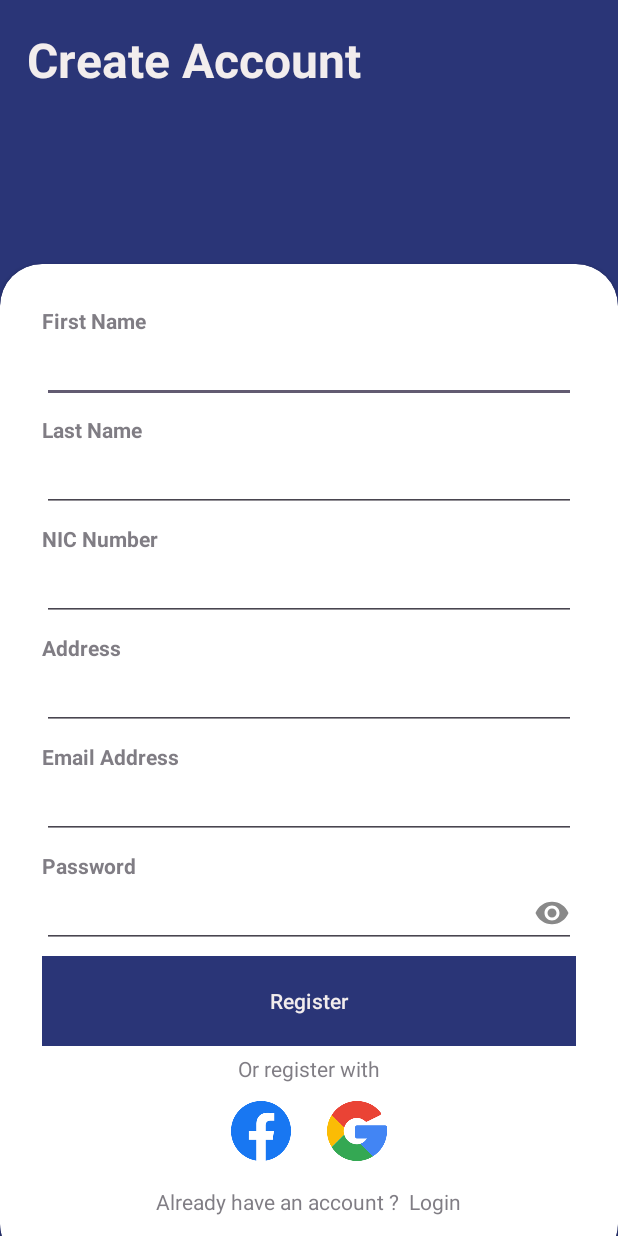
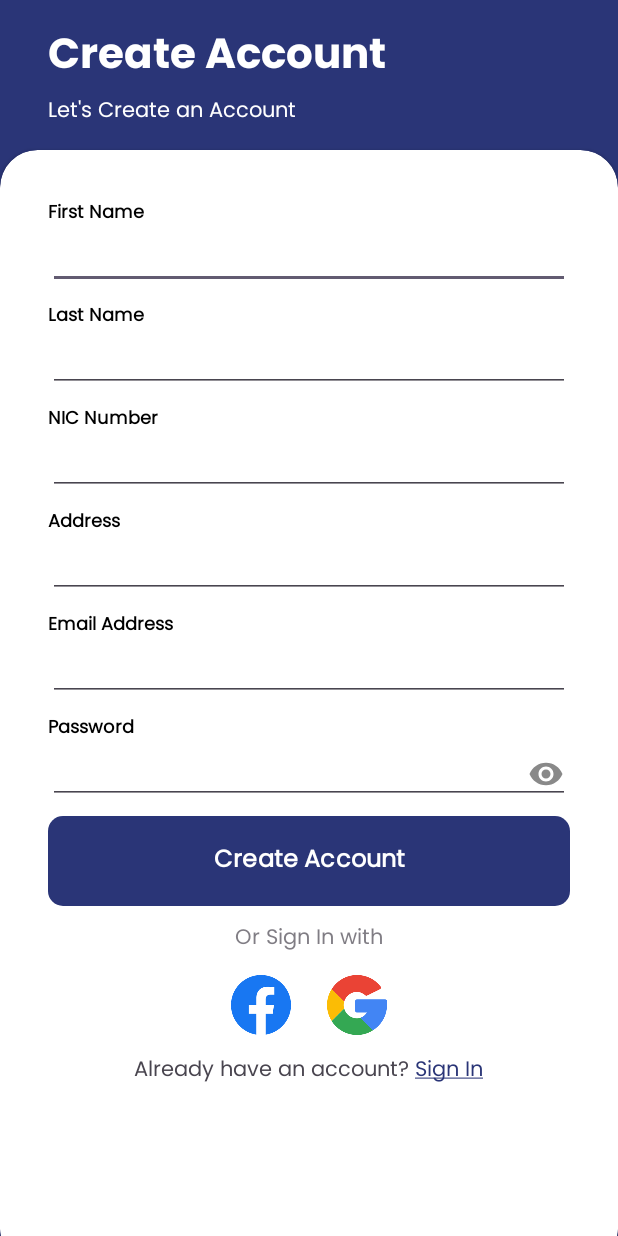
Before and after one commit to IT21203176/E-Commerce-Mobile-Application, an Android app: the RegisterActivity screen opened directly, with no data from a screen before it, on a phone screen of 412 x 824 dp. Run offline under Robolectric (Android 15) with nearby library versions, the phone set to English and light mode, and no system bars.

Commit message:
SignUp to Login Nav Commit

```diff
--- a/app/src/main/java/com/example/ecommerce_mobile_app/LoginActivity.kt
+++ b/app/src/main/java/com/example/ecommerce_mobile_app/LoginActivity.kt
@@ -9,10 +9,7 @@ import android.text.method.LinkMovementMethod
 import android.text.style.ClickableSpan
 import android.view.View
 import android.widget.TextView
-import androidx.activity.enableEdgeToEdge
 import androidx.appcompat.app.AppCompatActivity
-import androidx.core.view.ViewCompat
-import androidx.core.view.WindowInsetsCompat
 
 class LoginActivity : AppCompatActivity() {
     override fun onCreate(savedInstanceState: Bundle?) {
@@ -37,8 +34,8 @@ class LoginActivity : AppCompatActivity() {
         }
 
         // Find the start and end of "Register Now" in the string
-        val start = spannableString.toString().indexOf("Register Now")
-        val end = start + "Register Now".length
+        val start = spannableString.toString().indexOf("Sign Up for Free")
+        val end = start + "Sign Up for Free".length
 
         // Apply the clickable span to the "Register Now" part of the text
         spannableString.setSpan(clickableSpan, start, end, Spanned.SPAN_EXCLUSIVE_EXCLUSIVE)
--- a/app/src/main/java/com/example/ecommerce_mobile_app/RegisterActivity.kt
+++ b/app/src/main/java/com/example/ecommerce_mobile_app/RegisterActivity.kt
@@ -1,20 +1,52 @@
 package com.example.ecommerce_mobile_app
 
+import android.content.Intent
 import android.os.Bundle
+import android.text.SpannableString
+import android.text.Spanned
+import android.text.method.LinkMovementMethod
+import android.text.style.ClickableSpan
+import android.view.View
+import android.widget.TextView
 import androidx.activity.enableEdgeToEdge
 import androidx.appcompat.app.AppCompatActivity
+import androidx.core.text.HtmlCompat
 import androidx.core.view.ViewCompat
 import androidx.core.view.WindowInsetsCompat
 
 class RegisterActivity : AppCompatActivity() {
     override fun onCreate(savedInstanceState: Bundle?) {
         super.onCreate(savedInstanceState)
-        enableEdgeToEdge()
         setContentView(R.layout.activity_register)
-        ViewCompat.setOnApplyWindowInsetsListener(findViewById(R.id.main)) { v, insets ->
-            val systemBars = insets.getInsets(WindowInsetsCompat.Type.systemBars())
-            v.setPadding(systemBars.left, systemBars.top, systemBars.right, systemBars.bottom)
-            insets
+
+        val loginTextView: TextView = findViewById(R.id.login_txt)
+
+        // Set the text from the string resource with HTML tags
+        val text = HtmlCompat.fromHtml(getString(R.string.sign_in_choice),HtmlCompat.FROM_HTML_MODE_LEGACY)
+
+        // Create a SpannableString from the parsed HTML string
+        val spannableString = SpannableString(text)
+
+        // Create a clickable span for "Sign In"
+        val clickableSpan = object : ClickableSpan() {
+            override fun onClick(widget: View) {
+                // Navigate to LoginActivity
+                val intent = Intent(this@RegisterActivity, LoginActivity::class.java)
+                startActivity(intent)
+            }
         }
+
+        // Find the start and end of "Sign In" in the string
+        val start =  spannableString.toString().indexOf("Sign In")
+        val end = start + "Sign In".length
+
+        // Apply the clickable span to the "Sign In" part of the text
+        spannableString.setSpan(clickableSpan, start, end, Spanned.SPAN_EXCLUSIVE_EXCLUSIVE)
+
+        // Set the modified spannable string to the TextView
+        loginTextView.text = spannableString
+
+        // Enable movement method to make the link clickable
+        loginTextView.movementMethod = LinkMovementMethod.getInstance()
     }
 }
--- /dev/null
+++ b/app/src/main/res/drawable/rounded_top_corners.xml
@@ -0,0 +1,9 @@
+<?xml version="1.0" encoding="utf-8"?>
+<shape xmlns:android="http://schemas.android.com/apk/res/android">
+    <solid android:color="@color/white"/>
+
+    <corners android:topLeftRadius="20dp"
+        android:topRightRadius="20dp"
+        android:bottomLeftRadius="0dp"
+        android:bottomRightRadius="0dp"/>
+</shape>
--- a/app/src/main/res/layout/activity_login.xml
+++ b/app/src/main/res/layout/activity_login.xml
@@ -139,14 +139,16 @@
                 android:layout_height="10dp"/>
 
             <com.google.android.material.button.MaterialButton
+                android:id="@+id/signin_btn"
                 android:layout_width="match_parent"
                 android:layout_height="60dp"
                 android:background="@drawable/dark_moderate_blue_bg"
                 android:fontFamily="@font/poppins"
-                android:text="Login"
+                android:text="@string/sign_in"
                 android:textColor="@color/white"
                 android:textSize="16sp"
-                android:textStyle="bold" />
+                android:textStyle="bold"
+                android:clickable="true"/>
 
             <View
                 android:layout_width="wrap_content"
@@ -193,6 +195,7 @@
                 android:layout_height="wrap_content"
                 android:layout_gravity="center"
                 android:fontFamily="@font/poppins"
+                android:clickable="true"
                 android:text="@string/signup_choice" />
 
             <View
@@ -201,6 +204,5 @@
 
         </LinearLayout>
 
-
     </androidx.cardview.widget.CardView>
 </RelativeLayout>
--- a/app/src/main/res/layout/activity_register.xml
+++ b/app/src/main/res/layout/activity_register.xml
@@ -8,175 +8,190 @@
     android:layout_height="match_parent"
     tools:context=".LoginActivity">
 
-    <RelativeLayout
+
+    <androidx.constraintlayout.widget.ConstraintLayout
+        android:id="@+id/constraintLayout4"
         android:layout_width="match_parent"
-        android:layout_height="match_parent" />
-
-    <LinearLayout
-        android:layout_width="match_parent"
-        android:layout_height="match_parent"
-        android:layout_above="@id/card_view"
-        android:orientation="vertical"
-        android:padding="18dp">
+        android:layout_height="100dp"
+        android:paddingBottom="16dp">
 
         <TextView
+            android:id="@+id/textView10"
             android:layout_width="wrap_content"
             android:layout_height="wrap_content"
-            android:text="Create Account "
-            android:textColor="@color/grey_bg"
-            android:textSize="32dp"
-            android:textStyle="bold" />
+            android:layout_marginStart="32dp"
+            android:layout_marginTop="8dp"
+            android:fontFamily="@font/poppins_bold"
+            android:text="@string/signup"
+            android:textColor="@color/white"
+            android:textSize="28sp"
+            app:layout_constraintBottom_toBottomOf="parent"
+            app:layout_constraintStart_toStartOf="parent"
+            app:layout_constraintTop_toTopOf="parent"
+            app:layout_constraintVertical_bias="0.222" />
 
-        <!--        <TextView-->
-        <!--            android:layout_width="wrap_content"-->
-        <!--            android:layout_height="wrap_content"-->
-        <!--            android:alpha="0.7"-->
-        <!--            android:text="Let's create account together "-->
-        <!--            android:textColor="@color/bg_color" />-->
+        <TextView
+            android:id="@+id/textView23"
+            android:layout_width="wrap_content"
+            android:layout_height="wrap_content"
+            android:fontFamily="@font/poppins"
+            android:text="@string/signup_description"
+            android:textColor="@color/white"
+            android:textSize="14sp"
+            app:layout_constraintStart_toStartOf="@+id/textView10"
+            app:layout_constraintTop_toBottomOf="@+id/textView10" />
 
-    </LinearLayout>
+    </androidx.constraintlayout.widget.ConstraintLayout>
 
     <androidx.cardview.widget.CardView
         android:layout_width="match_parent"
         android:layout_height="wrap_content"
+        android:layout_below="@+id/constraintLayout4"
         android:layout_alignParentBottom="true"
-        app:cardCornerRadius="28dp"
-        android:layout_marginBottom="-20dp"
-        android:id="@+id/card_view"
-        >
+        app:cardCornerRadius="25dp"
+        android:layout_marginBottom="-20dp" >
+
+
         <LinearLayout
             android:layout_width="match_parent"
-            android:layout_height="wrap_content"
+            android:layout_height="match_parent"
             android:orientation="vertical"
-            android:padding="28dp">
+            android:paddingStart="32dp"
+            android:paddingTop="32sp"
+            android:paddingEnd="32sp"
+            android:paddingBottom="20sp">
+
+            <TextView
+                android:id="@+id/f_name"
+                android:layout_width="match_parent"
+                android:layout_height="wrap_content"
+                android:fontFamily="@font/poppins"
+                android:text="@string/f_name"
+                android:textColor="@color/black"
+                android:textSize="12sp"
+                android:textStyle="bold" />
+
+            <EditText
+                android:id="@+id/f_name_input"
+                android:layout_width="match_parent"
+                android:layout_height="40dp"
+                android:autofillHints="name"
+                android:inputType="text" />
+
+            <TextView
+                android:id="@+id/l_name"
+                android:layout_width="match_parent"
+                android:layout_height="wrap_content"
+                android:layout_marginTop="8sp"
+                android:fontFamily="@font/poppins"
+                android:text="@string/l_name"
+                android:textColor="@color/black"
+                android:textSize="12sp"
+                android:textStyle="bold" />
+
+            <EditText
+                android:id="@+id/l_name_input"
+                android:layout_width="match_parent"
+                android:layout_height="40dp"
+                android:autofillHints="name"
+                android:inputType="text" />
+
+            <TextView
+                android:id="@+id/nic_no"
+                android:layout_width="match_parent"
+                android:layout_height="wrap_content"
+                android:layout_marginTop="8sp"
+                android:fontFamily="@font/poppins"
+                android:text="@string/nic"
+                android:textColor="@color/black"
+                android:textSize="12sp"
+                android:textStyle="bold" />
+
+            <EditText
+                android:id="@+id/nic_input"
+                android:layout_width="match_parent"
+                android:layout_height="40dp"
+                android:autofillHints="name"
+                android:inputType="text" />
+
+            <TextView
+                android:id="@+id/address"
+                android:layout_width="match_parent"
+                android:layout_height="wrap_content"
+                android:layout_marginTop="8sp"
+                android:fontFamily="@font/poppins"
+                android:text="@string/address"
+                android:textColor="@color/black"
+                android:textSize="12sp"
+                android:textStyle="bold" />
+
+            <EditText
+                android:id="@+id/address_input"
+                android:layout_width="match_parent"
+                android:layout_height="40dp"
+                android:autofillHints="postalAddress"
+                android:inputType="textPostalAddress" />
+
+            <TextView
+                android:id="@+id/email_add"
+                android:layout_width="match_parent"
+                android:layout_height="wrap_content"
+                android:layout_marginTop="8sp"
+                android:fontFamily="@font/poppins"
+                android:text="@string/email_address"
+                android:textColor="@color/black"
+                android:textSize="12sp"
+                android:textStyle="bold" />
+
+            <EditText
+                android:id="@+id/email_input"
+                android:layout_width="match_parent"
+                android:layout_height="40dp"
+                android:autofillHints="emailAddress"
+                android:inputType="textEmailAddress" />
+
+            <TextView
+                android:id="@+id/passwrd"
+                android:layout_width="match_parent"
+                android:layout_height="wrap_content"
+                android:layout_marginTop="8sp"
+                android:fontFamily="@font/poppins"
+                android:text="@string/pwd"
+                android:textColor="@color/black"
+                android:textSize="12sp"
+                android:textStyle="bold" />
+
+            <EditText
+                android:id="@+id/pwd_input"
+                android:layout_width="match_parent"
+                android:layout_height="40dp"
+                android:layout_marginBottom="8dp"
+                android:autofillHints="password"
+                android:drawableEnd="@drawable/password_icon"
+                android:inputType="textPassword" />
+
+            <com.google.android.material.button.MaterialButton
+                android:id="@+id/signup_btn"
+                android:layout_width="match_parent"
+                android:layout_height="60dp"
+                android:background="@drawable/dark_moderate_blue_bg"
+                android:fontFamily="@font/poppins"
+                android:text="@string/signup"
+                android:textColor="@color/white"
+                android:textSize="16sp"
+                android:textStyle="bold" />
+
+            <View
+                android:layout_width="wrap_content"
+                android:layout_height="10dp"/>
 
             <TextView
                 android:layout_width="wrap_content"
                 android:layout_height="wrap_content"
-                android:text="First Name "
+                android:layout_gravity="center"
                 android:alpha="0.7"
-                android:textStyle="bold"/>
-
-            <EditText
-                android:layout_width="match_parent"
-                android:layout_height="wrap_content"
-                android:inputType="textEmailAddress"
-
-                />
-
-            <View
-                android:layout_width="wrap_content"
-                android:layout_height="8dp"/>
-
-            <TextView
-                android:layout_width="wrap_content"
-                android:layout_height="wrap_content"
-                android:text="Last Name "
-                android:alpha="0.7"
-                android:textStyle="bold"/>
-
-            <EditText
-                android:layout_width="match_parent"
-                android:layout_height="wrap_content"
-                android:inputType="textEmailAddress"
-
-                />
-
-            <View
-                android:layout_width="wrap_content"
-                android:layout_height="8dp"/>
-
-            <TextView
-                android:layout_width="wrap_content"
-                android:layout_height="wrap_content"
-                android:text="NIC Number "
-                android:alpha="0.7"
-                android:textStyle="bold"/>
-
-            <EditText
-                android:layout_width="match_parent"
-                android:layout_height="wrap_content"
-                android:inputType="textEmailAddress"
-
-                />
-
-            <View
-                android:layout_width="wrap_content"
-                android:layout_height="8dp"/>
-
-            <TextView
-                android:layout_width="wrap_content"
-                android:layout_height="wrap_content"
-                android:text="Address "
-                android:alpha="0.7"
-                android:textStyle="bold"/>
-
-            <EditText
-                android:layout_width="match_parent"
-                android:layout_height="wrap_content"
-                android:inputType="textEmailAddress"
-
-                />
-
-            <View
-                android:layout_width="wrap_content"
-                android:layout_height="8dp"/>
-
-            <TextView
-                android:layout_width="wrap_content"
-                android:layout_height="wrap_content"
-                android:text="Email Address"
-                android:alpha="0.7"
-                android:textStyle="bold"/>
-
-            <EditText
-                android:layout_width="match_parent"
-                android:layout_height="wrap_content"
-                android:inputType="textEmailAddress"
-
-                />
-
-            <View
-                android:layout_width="wrap_content"
-                android:layout_height="8dp"/>
-
-            <TextView
-                android:layout_width="wrap_content"
-                android:layout_height="wrap_content"
-                android:text="Password"
-                android:alpha="0.7"
-                android:textStyle="bold"/>
-
-            <EditText
-                android:layout_width="match_parent"
-                android:layout_height="wrap_content"
-                android:inputType="textPassword"
-                android:drawableEnd="@drawable/password_icon"/>
-
-
-
-            <View
-                android:layout_width="wrap_content"
-                android:layout_height="5dp"/>
-
-            <com.google.android.material.button.MaterialButton
-                android:layout_width="match_parent"
-                android:layout_height="60dp"
-                android:text="Register"
-                android:background="@color/dark_moderate_blue"
-                android:textColor="@color/grey_bg"
-                app:cornerRadius="28dp"/>
-
-            <View
-                android:layout_width="wrap_content"
-                android:layout_height="5dp"/>
-
-            <TextView
-                android:layout_width="wrap_content"
-                android:layout_height="wrap_content"
-                android:text="Or register with"
-                android:layout_gravity="center"
-                android:alpha="0.7"/>
+                android:fontFamily="@font/poppins"
+                android:text="@string/choice" />
 
             <LinearLayout
                 android:layout_width="match_parent"
@@ -188,34 +203,30 @@
                     android:layout_width="40dp"
                     android:layout_height="40dp"
                     android:layout_margin="12dp"
-                    android:background="@drawable/fb"/>
+                    android:background="@drawable/fb"
+                    android:contentDescription="@string/fb_icon_description"/>
 
                 <ImageView
                     android:layout_width="40dp"
                     android:layout_height="40dp"
                     android:layout_margin="12dp"
-                    android:background="@drawable/google"/>
+                    android:background="@drawable/google"
+                    android:contentDescription="@string/google_icon_description"/>
 
 
             </LinearLayout>
 
-            <View
-                android:layout_width="wrap_content"
-                android:layout_height="5dp"/>
 
             <TextView
+                android:id="@+id/login_txt"
                 android:layout_width="wrap_content"
                 android:layout_height="wrap_content"
-                android:text="Already have an account ?  Login"
                 android:layout_gravity="center"
-                android:alpha="0.7"/>
-
-            <View
-                android:layout_width="wrap_content"
-                android:layout_height="5dp"/>
+                android:fontFamily="@font/poppins"
+                android:text="@string/sign_in_choice" />
 
         </LinearLayout>
+    </androidx.cardview.widget.CardView>
 
 
-    </androidx.cardview.widget.CardView>
 </RelativeLayout>
--- a/app/src/main/res/values/strings.xml
+++ b/app/src/main/res/values/strings.xml
@@ -36,7 +36,15 @@
     <string name="remember">Remember Me</string>
     <string name="recovery_pwd">Recovery Password</string>
     <string name="choice">Or Sign In with</string>
-    <string name="signup_choice">Don\'t have an account? <b>Register Now</b></string>
+    <string name="signup_choice">Don\'t have an account? <b>Sign Up for Free</b></string>
+    <string name="signup">Create Account</string>
+    <string name="sign_in">Sign In</string>
+    <string name="sign_up">Sign Up</string>
+    <string name="signup_description">Let\'s Create an Account</string>
+    <string name="f_name">First Name</string>
+    <string name="l_name">Last Name</string>
+    <string name="nic">NIC Number</string>
+    <string name="sign_in_choice">Already have an account? <b>Sign In</b></string>
 
     <string name="edit_icon_description">Edit Contact Information</string>
     <string name="phone_icon_description">Phone Icon</string>
@@ -46,5 +54,6 @@
     <string name="login_icon_description">Logo Image</string>
     <string name="fb_icon_description">Fb Image</string>
     <string name="google_icon_description">Google Image</string>
+    <string name="email_description">Email input field</string>
 
 </resources>
```
